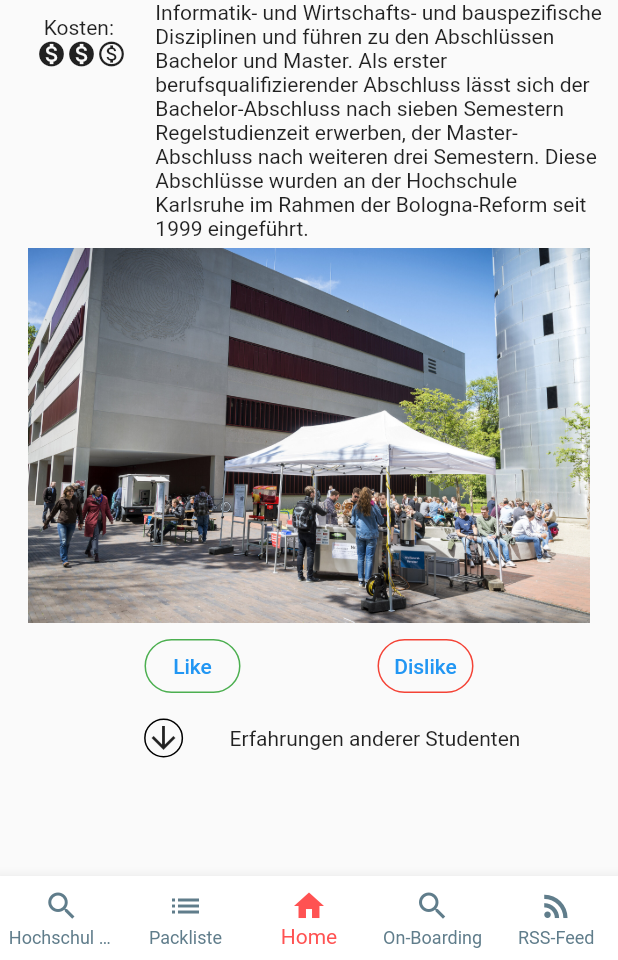
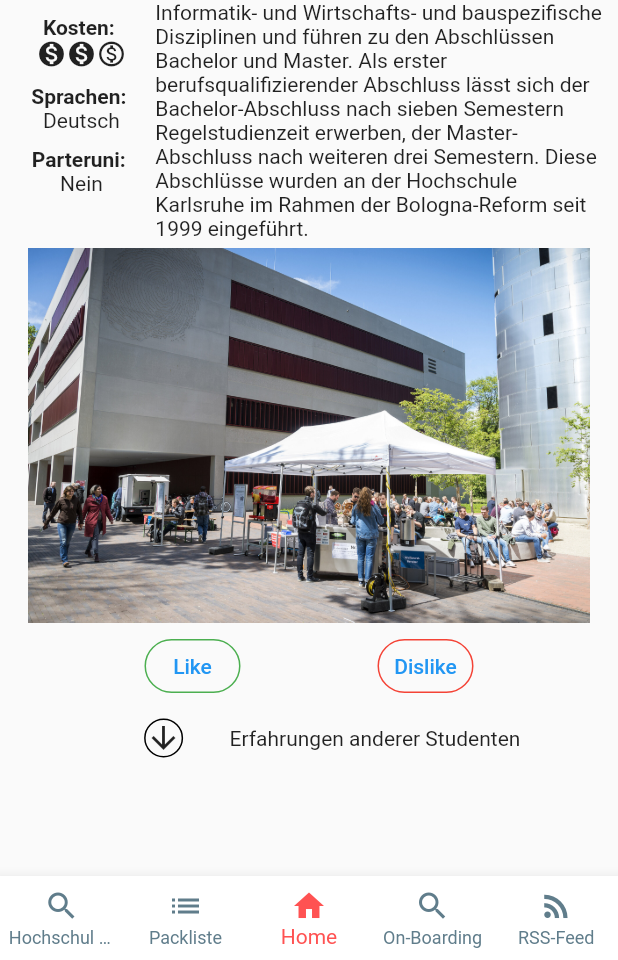
Before and after one commit to RaJoBra/UniPaiSity, a Flutter app: the Universities screen opened directly, on a phone screen of 412 x 824 dp, the part 276-1236 px from its top. Run offline on Flutter 3.47's test engine with Material 2 defaults, Android fonts, the light colour scheme and no system bars; our stand-ins replace cached_network_image, flutter_html, ionicons; missing offline and left inert: webfeed; network calls fail.

Commit message:
Added extra info to university screen

```diff
--- a/uniparcity/lib/University/universities.dart
+++ b/uniparcity/lib/University/universities.dart
@@ -64,8 +64,7 @@ class _UniversitiesState extends State<Universities> {
                     onPressed: () {},
                     child: Ink(
                       decoration: BoxDecoration(
-                        border:
-                        Border.all(color: Colors.black, width: 1.0),
+                        border: Border.all(color: Colors.black, width: 1.0),
                         shape: BoxShape.circle,
                       ),
                       child: const Icon(Icons.arrow_upward),
@@ -73,9 +72,7 @@ class _UniversitiesState extends State<Universities> {
                   ),
                   Row(
                     crossAxisAlignment: CrossAxisAlignment.center,
-                    children: const [
-                      Text('Mehr Informationen')
-                    ],
+                    children: const [Text('Mehr Informationen')],
                   )
                 ],
               ),
@@ -89,24 +86,53 @@ class _UniversitiesState extends State<Universities> {
                       children: [
                         Padding(
                             padding: const EdgeInsets.symmetric(horizontal: 10),
-                            child: Image.asset('assets/HKA_Logo_Gesamt-v_RGB.png',
+                            child: Image.asset(
+                                'assets/HKA_Logo_Gesamt-v_RGB.png',
                                 height: 80)),
                         Column(
                           children: [
-                            Padding(padding: EdgeInsets.symmetric(vertical: 10),
+                            Padding(
+                              padding: EdgeInsets.symmetric(vertical: 10),
                               child: Column(
                                 children: [
-                                const Text('Kosten: '),
+                                  const Text(
+                                    'Kosten: ',
+                                    style:
+                                        TextStyle(fontWeight: FontWeight.bold),
+                                  ),
                                   Row(
                                     children: const [
                                       Icon(Icons.monetization_on, size: 20),
                                       Icon(Icons.monetization_on, size: 20),
-                                    Icon(Icons.monetization_on_outlined, size: 20),
+                                      Icon(Icons.monetization_on_outlined,
+                                          size: 20),
                                     ],
                                   ),
                                 ],
                               ),
-                            )
+                            ),
+                            Column(
+                              children: const [
+                                Text(
+                                  'Sprachen: ',
+                                  style: TextStyle(fontWeight: FontWeight.bold),
+                                ),
+                                Text('Deutsch'),
+                              ],
+                            ),
+                            Padding(
+                              padding: EdgeInsets.symmetric(vertical: 10),
+                              child: Column(
+                                children: const [
+                                  Text(
+                                    'Parteruni: ',
+                                    style:
+                                        TextStyle(fontWeight: FontWeight.bold),
+                                  ),
+                                  Text('Nein'),
+                                ],
+                              ),
+                            ),
                           ],
                         ),
                       ],
@@ -174,13 +200,13 @@ class _UniversitiesState extends State<Universities> {
                     onPressed: () {
                       Navigator.push(
                         context,
-                        MaterialPageRoute(builder: (context) => const FieldReport()),
+                        MaterialPageRoute(
+                            builder: (context) => const FieldReport()),
                       );
                     },
                     child: Ink(
                       decoration: BoxDecoration(
-                        border:
-                        Border.all(color: Colors.black, width: 1.0),
+                        border: Border.all(color: Colors.black, width: 1.0),
                         shape: BoxShape.circle,
                       ),
                       child: const Icon(Icons.arrow_downward),
@@ -188,9 +214,7 @@ class _UniversitiesState extends State<Universities> {
                   ),
                   Row(
                     crossAxisAlignment: CrossAxisAlignment.center,
-                    children: const [
-                      Text('Erfahrungen anderer Studenten')
-                    ],
+                    children: const [Text('Erfahrungen anderer Studenten')],
                   )
                 ],
               ),
```
Lines whose indentation alone changed are shown as unchanged.
